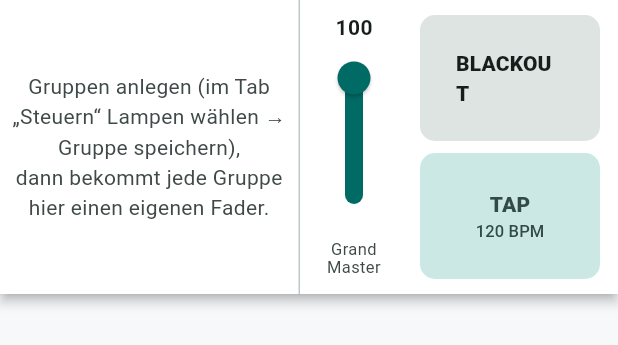
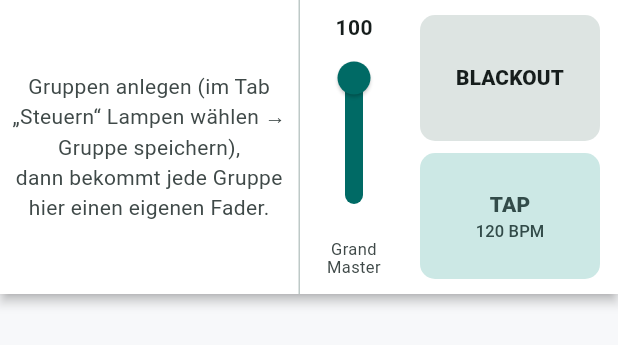
Before and after one commit to christianfischer-mdrsc/DMX_Dongle, a Flutter app: the _FaderWing widget shown alone on an empty page, opened directly with empty values, on a phone screen of 412 x 824 dp. Shown: the top 345 px of the screen. Run offline on Flutter 3.47's test engine with Material 3 defaults, Android fonts, the phone set to English and light mode, and no system bars; our stand-ins replace file_picker, share_plus, shared_preferences, supabase_flutter, wakelock_plus; accounts and stored records are empty; statements that could not run were skipped.

Commit message:
Pult: BLACKOUT-Taste ohne Zeilenumbruch
Co-Authored-By: Claude Opus 5.5 <noreply@anthropic.com>
Claude-Session: https://claude.ai/code/session_01R1dYGUTMByihvtSvmFy8ZB

```diff
--- a/app/lib/ui/pult_screen.dart
+++ b/app/lib/ui/pult_screen.dart
@@ -585,7 +585,7 @@ class _FaderWing extends StatelessWidget {
                             shape: RoundedRectangleBorder(borderRadius: BorderRadius.circular(10)),
                           ),
                           onPressed: () => e.blackout = !e.blackout,
-                          child: const Text('BLACKOUT', style: TextStyle(fontWeight: FontWeight.w800)),
+                          child: const FittedBox(child: Text('BLACKOUT', style: TextStyle(fontWeight: FontWeight.w800))),
                         ),
                       ),
                       const SizedBox(height: 8),
```
